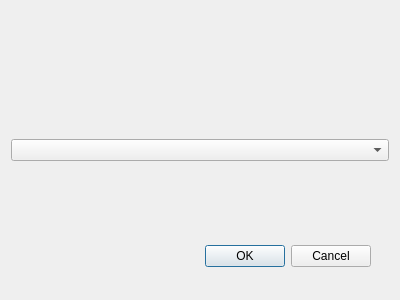
First picture: the form in ui_timestepselector.ui, repository sickel/TimeStepSelector, before the edit.
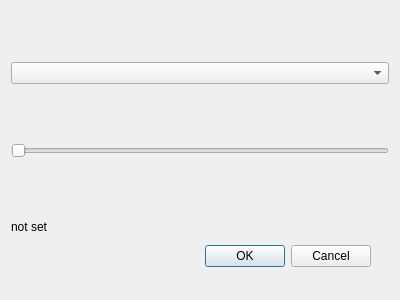
Second picture: the form after the edit.

Commit message: Basically set up - but the real call does not work.

Diff of the .ui file:
```diff
--- a/ui_timestepselector.ui
+++ b/ui_timestepselector.ui
@@ -37,6 +37,38 @@
         
        </widget>
       </item>
+      <item >
+       <widget class="QSlider" name="horizontalTimeSlider">
+        <property name="minimumSize">
+         <size>
+          <width>0</width>
+          <height>12</height>
+         </size>
+        </property>
+        <property name="maximumSize">
+         <size>
+          <width>16777215</width>
+          <height>20</height>
+         </size>
+        </property>
+        <property name="orientation">
+         <enum>Qt::Horizontal</enum>
+        </property>
+       </widget>
+      </item>
+      <item>
+       <widget class="QLabel" name="labelStartTime">
+        <property name="maximumSize">
+         <size>
+          <width>16777215</width>
+          <height>18</height>
+         </size>
+        </property>
+        <property name="text">
+         <string>not set</string>
+        </property>
+       </widget>
+      </item>
  </layout>
  </widget>
  <resources/>
```
The commit also changes 2 other files.
